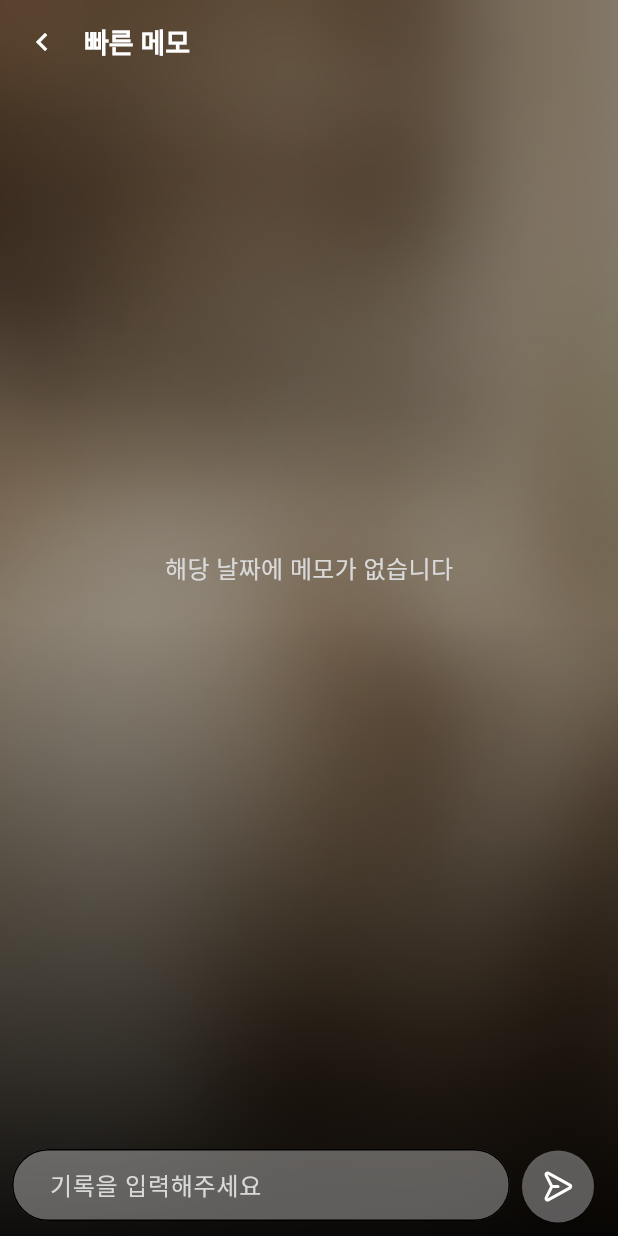
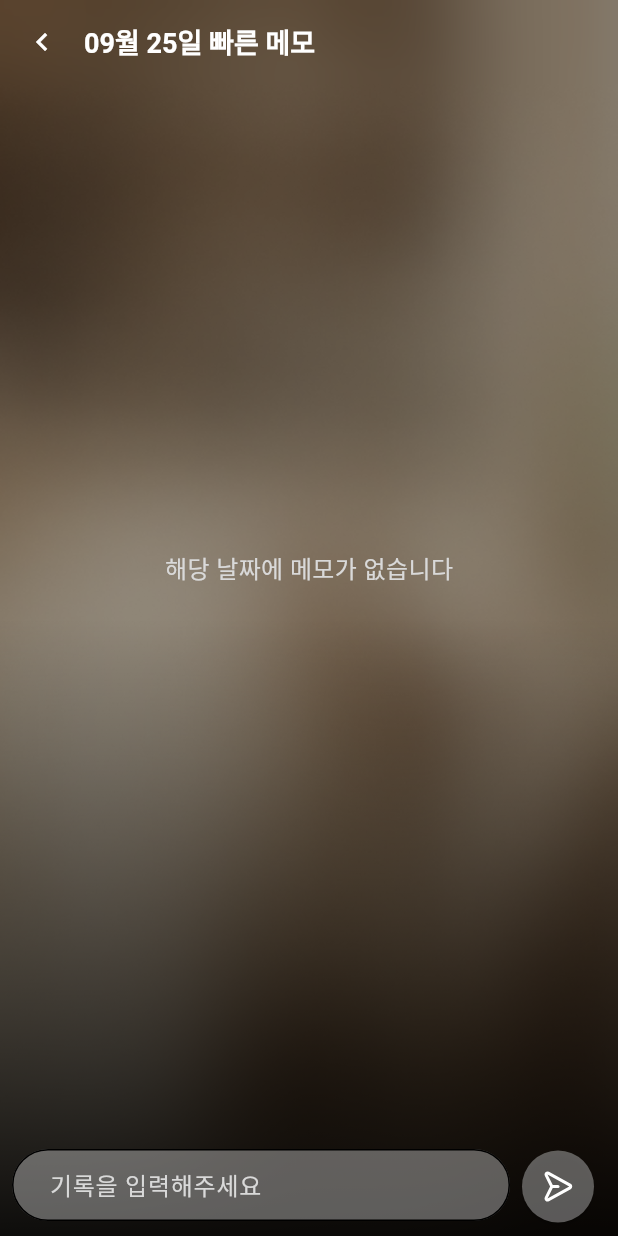
Before and after one commit to NERO-SERVICE/Nero-App, a Flutter app: the FastMemoMainPage screen opened directly, after a tap on "작성하기", on a phone screen of 412 x 824 dp. Run offline on Flutter 3.47's test engine with Material 3 defaults, Android fonts, the light colour scheme and no system bars; our stand-ins replace dio, equatable, firebase_core, flutter_dotenv, flutter_svg, get and 6 more; missing offline and left inert: animated_button_bar, kakao_flutter_sdk_user; accounts and stored records are empty; generated files the repository leaves out were written again; network calls fail; Roboto replaces fonts that are missing (Pretendard).

Commit message:
#16 Feat: 빠른 메모 - 상세페이지 날짜 title 적용

```diff
--- a/lib/develop/fastmemo/page/fast_memo_detail_page.dart
+++ b/lib/develop/fastmemo/page/fast_memo_detail_page.dart
@@ -3,6 +3,7 @@ import 'dart:ui';
 import 'package:flutter/material.dart';
 import 'package:flutter_svg/svg.dart';
 import 'package:get/get.dart';
+import 'package:intl/intl.dart';
 import 'package:nero_app/develop/fastmemo/repository/fastmemo_repository.dart';
 
 import '../../common/components/custom_detail_app_bar.dart';
@@ -20,6 +21,7 @@ class _FastMemoDetailPageState extends State<FastMemoDetailPage>
   final Map<int, bool> _selectedMap = {}; // 선택 상태를 저장할 Map
   late AnimationController _controller;
   late Animation<Offset> _slideAnimation;
+  late DateTime selectedDate;
 
   @override
   void initState() {
@@ -32,6 +34,16 @@ class _FastMemoDetailPageState extends State<FastMemoDetailPage>
         Tween<Offset>(begin: Offset(1, 0), end: Offset(0, 0)).animate(
       CurvedAnimation(parent: _controller, curve: Curves.easeInOut),
     );
+    WidgetsBinding.instance.addPostFrameCallback((_) {
+      final args = Get.arguments;
+      if (args != null && args is DateTime) {
+        selectedDate = args;
+      } else {
+        selectedDate = DateTime.now();
+      }
+      repository.setSelectedDate(selectedDate);
+      setState(() {}); // 날짜 변경을 UI에 반영
+    });
   }
 
   @override
@@ -44,6 +56,8 @@ class _FastMemoDetailPageState extends State<FastMemoDetailPage>
 
   @override
   Widget build(BuildContext context) {
+    String formattedDate = DateFormat('MM월 dd일').format(selectedDate);
+
     return GestureDetector(
       onTap: () {
         // TextField가 아닌 다른 곳을 터치하면 포커스 삭제
@@ -53,7 +67,7 @@ class _FastMemoDetailPageState extends State<FastMemoDetailPage>
       },
       child: Scaffold(
         extendBodyBehindAppBar: true,
-        appBar: CustomDetailAppBar(title: '빠른 메모'),
+        appBar: CustomDetailAppBar(title: '$formattedDate 빠른 메모'),
         body: Stack(
           children: [
             Positioned.fill(
@@ -478,7 +492,6 @@ class _FastMemoDetailPageState extends State<FastMemoDetailPage>
             ),
             backgroundColor: Color(0xffD8D8D8).withOpacity(0.3),
             child: SingleChildScrollView(
-              // 다이얼로그가 키보드의 영향을 받지 않도록
               child: Padding(
                 padding: const EdgeInsets.all(16.0),
                 child: Column(
@@ -506,6 +519,7 @@ class _FastMemoDetailPageState extends State<FastMemoDetailPage>
                         filled: true,
                         fillColor: Color(0xff3C3C3C),
                         border: OutlineInputBorder(),
+
                       ),
                     ),
                     const SizedBox(height: 20),
--- a/lib/develop/fastmemo/page/fast_memo_main_page.dart
+++ b/lib/develop/fastmemo/page/fast_memo_main_page.dart
@@ -267,7 +267,7 @@ class _FastMemoMainPageState extends State<FastMemoMainPage> {
                     ),
                     GestureDetector(
                       onTap: () {
-                        Get.to(() => FastMemoDetailPage());
+                        Get.to(() => FastMemoDetailPage(), arguments: repository.selectedDate.value);
                       },
                       child: Text(
                         '더보기',
@@ -388,7 +388,7 @@ class _FastMemoMainPageState extends State<FastMemoMainPage> {
       padding: const EdgeInsets.symmetric(horizontal: 105),
       child: GestureDetector(
         onTap: () {
-          Get.to(() => FastMemoDetailPage());
+          Get.to(() => FastMemoDetailPage(), arguments: repository.selectedDate.value);
         },
         child: Center(
           child: Text(
```
